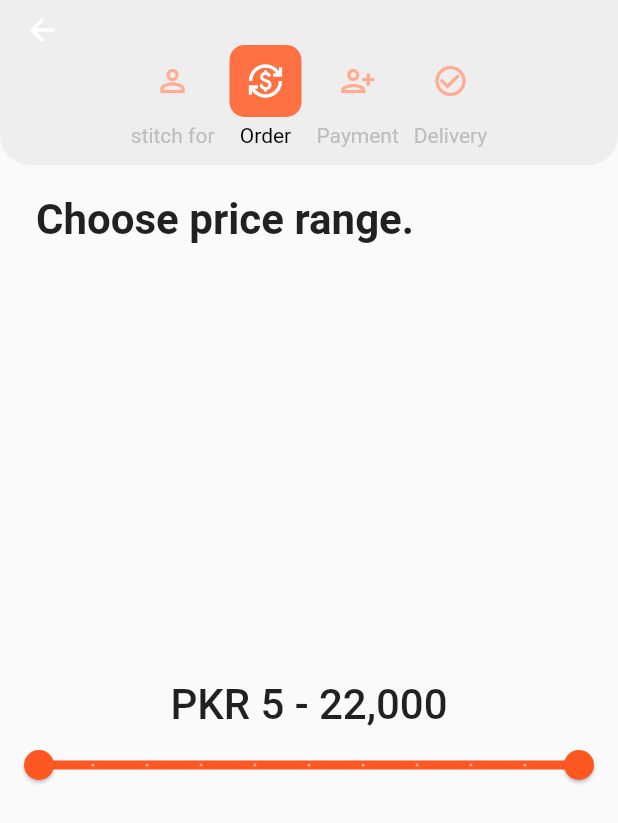
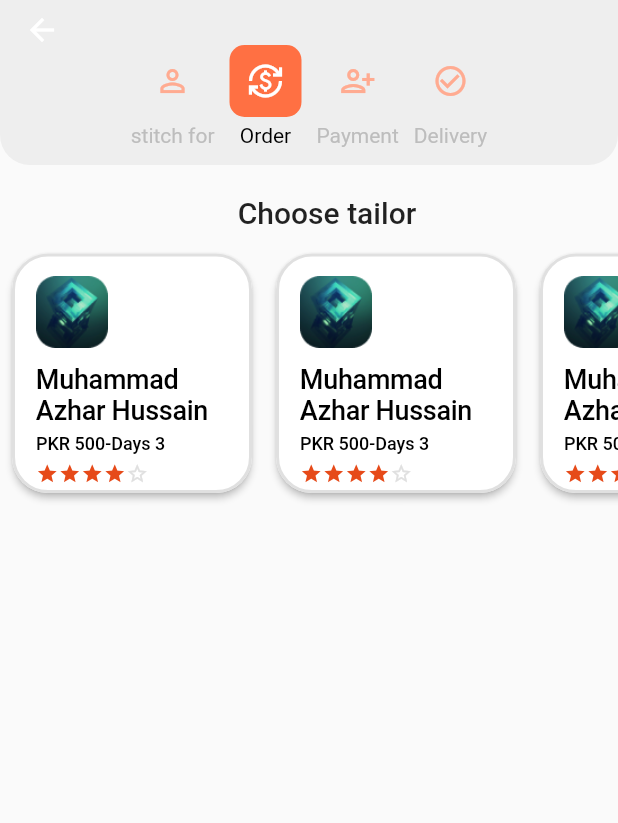
Before and after one commit to RipeSeed/stitch-it-asadullahtariq, a Flutter app: the screen it shows after launch, on a phone screen of 412 x 824 dp. Shown: the top 823 px of the screen. Run offline on Flutter 3.47's test engine with Material 2 defaults, Android fonts, the phone set to English and light mode, and no system bars.

Commit message:
horizontal item scrollview is completed

```diff
--- /dev/null
+++ b/lib/Models/TailerModel.dart
@@ -0,0 +1,15 @@
+class TailerModel {
+  final double rating;
+  final String name;
+  final String imagePath;
+  final int days;
+  final int price;
+
+  TailerModel({
+    required this.price,
+    required this.rating,
+    required this.name,
+    required this.imagePath,
+    required this.days,
+  });
+}
--- a/lib/main.dart
+++ b/lib/main.dart
@@ -7,6 +7,7 @@ import 'package:practice/screens/StitchType.dart';
 import 'package:practice/screens/StitchingDuration.dart';
 import 'package:practice/screens/StitchingPrice.dart';
 import 'package:practice/screens/StitchingSize.dart';
+import 'package:practice/screens/StitchingTailer.dart';
 import 'package:practice/utils/MyRoutes.dart';
 import 'package:flutter/services.dart';
 
@@ -30,7 +31,7 @@ class MyApp extends StatelessWidget {
       theme: ThemeData(
         primarySwatch: Colors.deepOrange,
       ),
-      initialRoute: MyRoutes.StitchingPrice,
+      initialRoute: MyRoutes.StitchingTailer,
       routes: {
         MyRoutes.Home: (context) => const Home(),
         MyRoutes.Login: (context) => const Login(),
@@ -40,6 +41,7 @@ class MyApp extends StatelessWidget {
         MyRoutes.StitchingSize: (context) => const StitchingSize(),
         MyRoutes.StitchingDuration: (context) => const StitchingDuration(),
         MyRoutes.StitchingPrice: (context) => const StitchingPrice(),
+        MyRoutes.StitchingTailer: (context) => const StitchingTailer(),
       },
     );
   }
--- /dev/null
+++ b/lib/screens/StitchingTailer.dart
@@ -0,0 +1,61 @@
+import 'package:flutter/material.dart';
+import 'package:practice/Models/TailerModel.dart';
+import 'package:practice/widgets/TailerWidget.dart';
+
+import '../widgets/OrderSttaus.dart';
+
+class StitchingTailer extends StatelessWidget {
+  const StitchingTailer({super.key});
+
+  @override
+  Widget build(BuildContext context) {
+    final tailerRow = List.generate(
+      5,
+      ((index) => TailerModel(
+            price: 500,
+            rating: 4,
+            name: "Muhammad Azhar Hussain",
+            imagePath: "assets/images/TailerA.png",
+            days: 3,
+          )),
+    );
+
+    return Scaffold(
+      appBar: AppBar(
+        backgroundColor: Colors.grey[200],
+        elevation: 0,
+        toolbarHeight: 30,
+      ),
+      body: Column(
+        mainAxisSize: MainAxisSize.min,
+        //crossAxisAlignment: CrossAxisAlignment.start,
+        children: [
+          const OrderStatus(current: 1),
+          const SizedBox(
+            height: 20,
+          ),
+          const Padding(
+            padding: EdgeInsets.only(left: 24),
+            child: Text(
+              "Choose tailor",
+              style: TextStyle(fontSize: 20, fontWeight: FontWeight.w500),
+            ),
+          ),
+          Expanded(
+            flex: 2,
+            child: ListView.builder(
+              scrollDirection: Axis.horizontal,
+              itemCount: tailerRow.length,
+              itemBuilder: (context, index) =>
+                  TailerWidgetRow(tailerModel: tailerRow[index]),
+            ),
+          ),
+          Expanded(
+            child: Container(),
+            flex: 5,
+          )
+        ],
+      ),
+    );
+  }
+}
--- a/lib/utils/MyRoutes.dart
+++ b/lib/utils/MyRoutes.dart
@@ -7,4 +7,5 @@ class MyRoutes {
   static String StitchingSize = "/StitchingSize";
   static String StitchingDuration = "/StitchingDuration";
   static String StitchingPrice = "/StitchingPrice";
+  static String StitchingTailer = "/StitchingTailer";
 }
--- /dev/null
+++ b/lib/widgets/StarRating.dart
@@ -0,0 +1,56 @@
+// ignore_for_file: unnecessary_new
+
+import 'package:flutter/material.dart';
+
+typedef RatingChangeCallback = void Function(double rating);
+
+class StarRating extends StatelessWidget {
+  final int starCount;
+  final double rating;
+  final RatingChangeCallback onRatingChanged;
+  final Color color;
+
+  const StarRating(
+      {super.key,
+      this.starCount = 5,
+      this.rating = .0,
+      required this.onRatingChanged,
+      required this.color});
+
+  Widget buildStar(BuildContext context, int index) {
+    Icon icon;
+    if (index >= rating) {
+      icon = new Icon(
+        Icons.star_border,
+        // ignore: deprecated_member_use
+        color: Theme.of(context).buttonColor,
+        size: 15,
+      );
+    } else if (index > rating - 1 && index < rating) {
+      icon = new Icon(
+        Icons.star_half,
+        color: color,
+        size: 15,
+      );
+    } else {
+      icon = new Icon(
+        Icons.star,
+        color: color,
+        size: 15,
+      );
+    }
+    return new InkResponse(
+      onTap:
+          // ignore: unnecessary_null_comparison
+          onRatingChanged == null ? null : () => onRatingChanged(index + 1.0),
+      child: icon,
+    );
+  }
+
+  @override
+  Widget build(BuildContext context) {
+    return new Row(
+        children:
+            new List.generate(starCount, (index) => buildStar(context, index)));
+  }
+}
--- /dev/null
+++ b/lib/widgets/TailerWidget.dart
@@ -0,0 +1,70 @@
+import 'package:flutter/material.dart';
+import 'package:practice/Models/TailerModel.dart';
+import 'package:practice/widgets/StarRating.dart';
+
+class TailerWidgetRow extends StatelessWidget {
+  final TailerModel tailerModel;
+
+  const TailerWidgetRow({super.key, required this.tailerModel});
+
+  @override
+  Widget build(BuildContext context) {
+    return Container(
+      margin: const EdgeInsets.symmetric(horizontal: 8, vertical: 16),
+      child: SizedBox(
+        height: 171,
+        width: 160,
+        child: ElevatedButton(
+          onPressed: () => print("I pressed"),
+          style: ButtonStyle(
+            shape: MaterialStateProperty.all(
+              RoundedRectangleBorder(
+                  borderRadius: BorderRadius.circular(24),
+                  side: BorderSide(color: Colors.grey[300]!, width: 2)),
+            ),
+            backgroundColor: MaterialStateProperty.all<Color>(Colors.white),
+          ),
+          child: Padding(
+            padding: const EdgeInsets.fromLTRB(0, 15, 0, 15),
+            child: Column(
+              crossAxisAlignment: CrossAxisAlignment.start,
+              mainAxisAlignment: MainAxisAlignment.start,
+              children: [
+                Image.asset(
+                  tailerModel.imagePath,
+                  height: 48,
+                  width: 48,
+                ),
+                const SizedBox(
+                  height: 10,
+                ),
+                Text(
+                  tailerModel.name,
+                  style: const TextStyle(
+                      fontSize: 18,
+                      color: Colors.black,
+                      fontWeight: FontWeight.w500,
+                      letterSpacing: -0.2),
+                ),
+                const SizedBox(
+                  height: 5,
+                ),
+                Text(
+                  "PKR ${tailerModel.price}-Days ${tailerModel.days}",
+                  style: const TextStyle(fontSize: 12, color: Colors.black),
+                ),
+                const SizedBox(
+                  height: 5,
+                ),
+                StarRating(
+                    rating: tailerModel.rating,
+                    onRatingChanged: (rating) => print("hello"),
+                    color: Colors.deepOrange[700]!)
+              ],
+            ),
+          ),
+        ),
+      ),
+    );
+  }
+}
```
Also changed, not shown: assets/images/TailerA.png (added), assets/images/Tailerb.png (added), assets/images/Tailerc.png (added).
